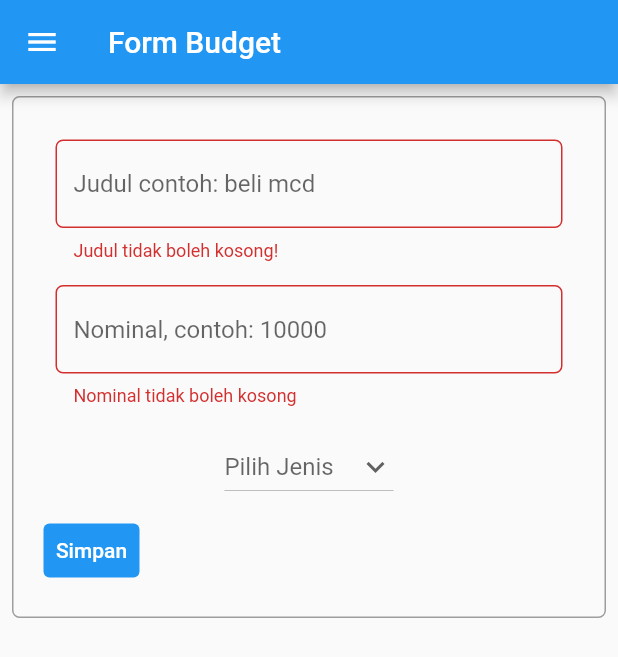
After one commit to ikrabhakti113/repo-tugas-pbp, a Flutter app: the MyFormPage screen opened directly, after a tap on "Simpan", on a phone screen of 412 x 824 dp. The commit adds this screen. Shown: the top 657 px of the screen. Run offline on Flutter 3.47's test engine with Material 2 defaults, Android fonts, the phone set to English and light mode, and no system bars.

Commit message:
Tugas 8 no bonus

```diff
--- /dev/null
+++ b/counter_7/lib/tambahBudget.dart
@@ -0,0 +1,217 @@
+import 'package:flutter/material.dart';
+import 'package:counter_7/lihatBudget.dart';
+import 'package:counter_7/main.dart';
+
+class dataBudget {
+  static List<dataBudget> databudget = [];
+  String judul;
+  int nominal;
+  String jenis;
+
+  dataBudget({
+    required this.judul,
+    required this.nominal,
+    required this.jenis,
+  });
+
+  static void addBudget({
+    required judul,
+    required nominal,
+    required jenis,
+  }) {
+    databudget.add(dataBudget(
+      judul: judul,
+      nominal: nominal,
+      jenis: jenis,
+    ));
+  }
+}
+
+class MyFormPage extends StatefulWidget {
+  const MyFormPage({super.key});
+
+  @override
+  State<MyFormPage> createState() => _MyFormPageState();
+}
+
+class _MyFormPageState extends State<MyFormPage> {
+  final _formKey = GlobalKey<FormState>();
+  String _judul = "";
+  int _nominal = 0;
+  String? _select;
+  List<String> __jenis = ["Pengeluaran", "Pemasukan"];
+
+  @override
+  Widget build(BuildContext context) {
+    return Scaffold(
+        appBar: AppBar(
+          title: Text('Form Budget'),
+        ),
+        drawer: Drawer(
+            child: Column(
+            children: [
+              // Menambahkan clickable menu
+              ListTile(
+                title: const Text('counter_7'),
+                onTap: () {
+                  // Route menu ke halaman utama
+                  Navigator.pushReplacement(
+                    context,
+                    MaterialPageRoute(
+                        builder: (context) =>
+                            const MyHomePage(title: "counter_7")),
+                  );
+                },
+              ),
+              ListTile(
+                title: const Text('Tambah Budget'),
+                onTap: () {
+                  // Route menu ke halaman form
+                  Navigator.pushReplacement(
+                    context,
+                    MaterialPageRoute(builder: (context) => const MyFormPage()),
+                  );
+                },
+              ),
+              ListTile(
+                title: const Text('Data Budget'),
+                onTap: () {
+                  // Route menu ke halaman form
+                  Navigator.pushReplacement(
+                    context,
+                    MaterialPageRoute(builder: (context) => const showBudget()),
+                  );
+                },
+              ),
+            ],
+          ),
+),
+        body: Form(
+          key: _formKey,
+          child: SingleChildScrollView(
+            child: Container(
+              margin: const EdgeInsets.all(8),
+              decoration: BoxDecoration(
+                border: Border.all(color: Colors.grey),
+                borderRadius: BorderRadius.circular(5),
+              ),
+              padding: const EdgeInsets.all(20.0),
+              child: Column(
+                crossAxisAlignment: CrossAxisAlignment.start,
+                children: [
+                  Padding(
+                    // Menggunakan padding sebesar 8 pixels
+                    padding: const EdgeInsets.all(8.0),
+                    child: TextFormField(
+                      decoration: InputDecoration(
+                        hintText: "Judul contoh: beli mcd",
+                        // Menambahkan icon agar lebih intuitif
+                        // Menambahkan circular border agar lebih rapi
+                        border: OutlineInputBorder(
+                          borderRadius: BorderRadius.circular(5.0),
+                        ),
+                      ),
+                      // Menambahkan behavior saat nama diketik
+                      onChanged: (String? value) {
+                        setState(() {
+                          _judul = value!;
+                        });
+                      },
+                      // Menambahkan behavior saat data disimpan
+                      onSaved: (String? value) {
+                        setState(() {
+                          _judul = value!;
+                        });
+                      },
+                      // Validator sebagai validasi form
+                      validator: (String? value) {
+                        if (value == null || value.isEmpty) {
+                          return 'Judul tidak boleh kosong!';
+                        }
+                        return null;
+                      },
+                    ),
+                  ),
+                  Padding(
+                    // Menggunakan padding sebesar 8 pixels
+                    padding: const EdgeInsets.all(8.0),
+                    child: TextFormField(
+                      decoration: InputDecoration(
+                        hintText: "Nominal, contoh: 10000",
+                        // Menambahkan icon agar lebih intuitif
+                        // Menambahkan circular border agar lebih rapi
+                        border: OutlineInputBorder(
+                          borderRadius: BorderRadius.circular(5.0),
+                        ),
+                      ),
+                      // Menambahkan behavior saat nama diketik
+                      keyboardType: TextInputType.number,
+                      // Menambahkan behavior saat data disimpan
+                      onSaved: (String? value) {
+                        setState(() {
+                          _nominal = value! as int;
+                        });
+                      },
+                      // Validator sebagai validasi form
+                      validator: (String? value) {
+                        if (value == null || value.isEmpty) {
+                          return 'Nominal tidak boleh kosong';
+                        }
+                        _nominal = int.parse(value);
+                        return null;
+                      },
+                    ),
+                  ),
+                  Padding(
+                    // Input Jenis
+                    padding: const EdgeInsets.all(8.0),
+                    child: Center(
+                      child: DropdownButton(
+                        value: _select,
+                        hint: const Text("Pilih Jenis"),
+                        icon: const Icon(Icons.keyboard_arrow_down),
+                        items: __jenis
+                            .map<DropdownMenuItem<String>>((String value) {
+                          return DropdownMenuItem<String>(
+                            value: value,
+                            child: Text(value),
+                          );
+                        }).toList(),
+                        onChanged: (String? value) {
+                          setState(() {
+                            _select = value ?? "";
+                          });
+                        },
+                      ),
+                    ),
+                  ),
+                  TextButton(
+                    child: const Text(
+                      "Simpan",
+                      style: TextStyle(color: Colors.white),
+                    ),
+                    style: ButtonStyle(
+                      backgroundColor: MaterialStateProperty.all(Colors.blue),
+                    ),
+                    onPressed: () {
+                      if (_formKey.currentState!.validate()) {
+                        dataBudget.addBudget(
+                            judul: _judul,
+                            nominal: _nominal,
+                            jenis: _select,
+                            );
+                        Navigator.pushReplacement(
+                          context,
+                          MaterialPageRoute(
+                              builder: (context) => const MyFormPage()),
+                        );
+                      }
+                    },
+                  ),
+                ],
+              ),
+            ),
+          ),
+        ));
+  }
+}
```
Also changed, not shown: counter_7/lib/lihatBudget.dart (added, +92 -0 lines), counter_7/lib/main.dart (+41 -0 lines).
